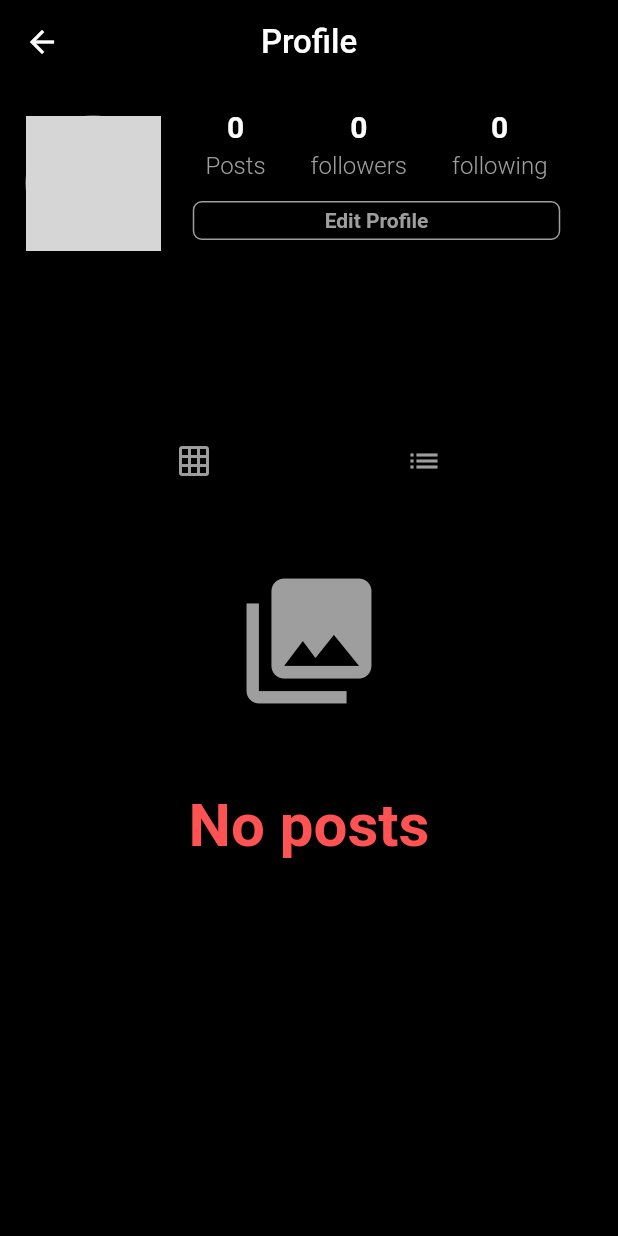
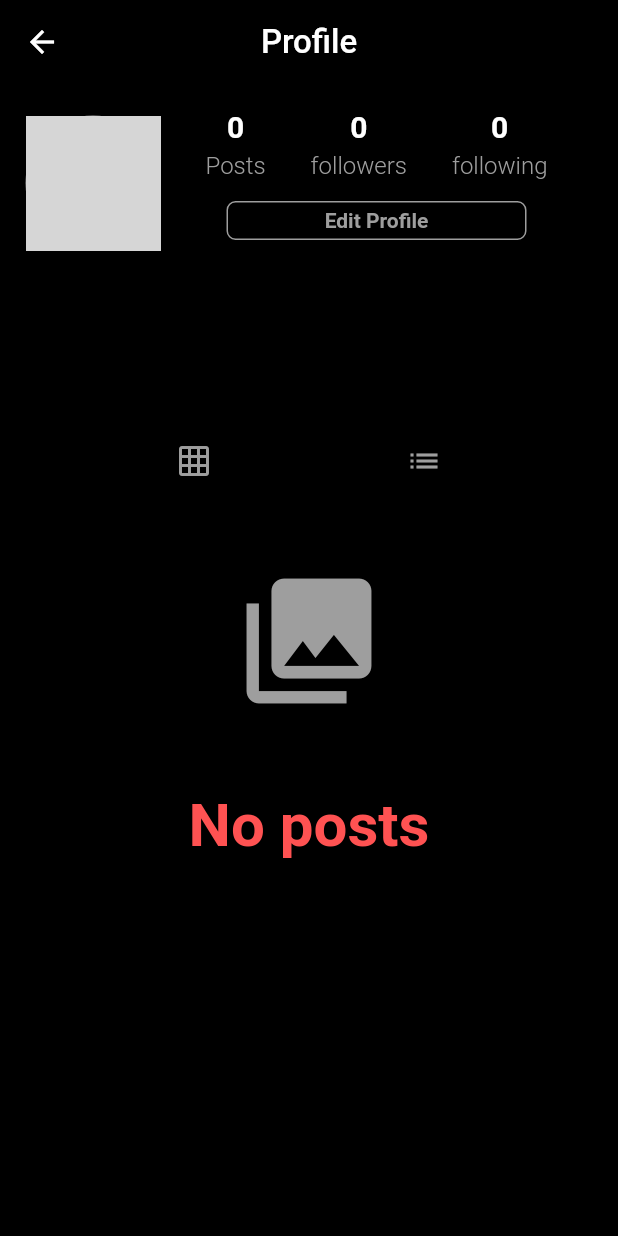
Before and after one commit to aodyshakir/buddies_gram, a Flutter app: the ProfilePage screen opened directly, on a phone screen of 412 x 824 dp. Run offline on Flutter 3.47's test engine with Material 2 defaults, Android fonts, the phone set to English and light mode, and no system bars; our stand-ins replace cached_network_image, cloud_firestore, firebase_messaging, firebase_storage, geolocator, google_sign_in and 2 more; accounts and stored records are empty; network calls fail; statements that could not run were skipped; grey boxes are pictures that could not be loaded.

Commit message:
first commit

```diff
--- a/lib/pages/EditProfilePage.dart
+++ b/lib/pages/EditProfilePage.dart
@@ -68,7 +68,7 @@ class _EditProfilePageState extends State<EditProfilePage> {
       appBar: AppBar(
         backgroundColor: Colors.black,
         iconTheme: IconThemeData(
-          color: Colors.white,
+          color: Colors.white
         ),
         title: Text("Edit Profile", style: TextStyle(color: Colors.white),),
         actions: <Widget>[
--- a/lib/pages/ProfilePage.dart
+++ b/lib/pages/ProfilePage.dart
@@ -225,12 +225,12 @@ class _ProfilePageState extends State<ProfilePage> {
       child: FlatButton(
           onPressed: performFunction,
           child: Container(
-            width: 245.0,
+            width: 200.0,
             height: 26.0,
             child: Text(
               title,
               style: TextStyle(
-                color: following ? Colors.grey : Colors.white70,
+                color: following ? Colors.grey : Colors.blueAccent,
                 fontWeight: FontWeight.bold,
               ),
             ),
```
Also changed, not shown: 1 other file.
